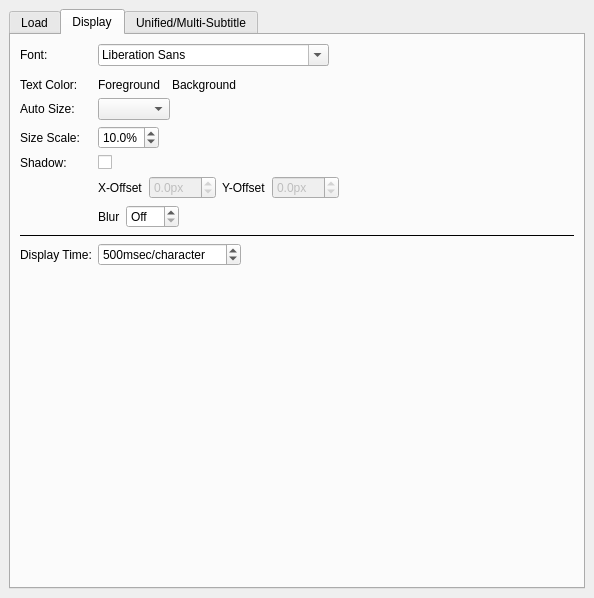
The window that src/cmplayer/ui/pref_widget.ui (bylee20/cmplayer-kldp.net) describes before a commit, drawn with Qt 5.
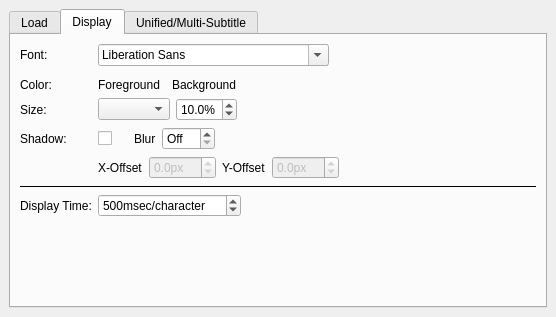
The same window after the commit. The open tabs and pages were chosen to show the change. Icons and pictures are not drawn. Custom widgets are drawn as their Qt base class.

```diff
--- a/src/cmplayer/ui/pref_widget.ui
+++ b/src/cmplayer/ui/pref_widget.ui
@@ -6,8 +6,8 @@
    <rect>
     <x>0</x>
     <y>0</y>
-    <width>594</width>
-    <height>598</height>
+    <width>556</width>
+    <height>317</height>
    </rect>
   </property>
   <property name="windowTitle">
@@ -556,7 +556,7 @@
           <attribute name="title">
            <string>Display</string>
           </attribute>
-          <layout class="QHBoxLayout" name="horizontalLayout_17">
+          <layout class="QHBoxLayout" name="horizontalLayout_7">
            <item>
             <layout class="QFormLayout" name="formLayout_3">
              <property name="fieldGrowthPolicy">
@@ -578,7 +578,7 @@
              <item row="2" column="0">
               <widget class="QLabel" name="label_3">
                <property name="text">
-                <string>Text Color:</string>
+                <string>Color:</string>
                </property>
               </widget>
              </item>
@@ -609,25 +609,20 @@
              <item row="3" column="0">
               <widget class="QLabel" name="label_21">
                <property name="text">
-                <string>Auto Size:</string>
+                <string>Size:</string>
                </property>
               </widget>
              </item>
              <item row="3" column="1">
+              <layout class="QHBoxLayout" name="horizontalLayout_17">
+               <item>
               <widget class="QComboBox" name="sub_auto_size">
                <property name="sizeAdjustPolicy">
                 <enum>QComboBox::AdjustToContents</enum>
                </property>
               </widget>
              </item>
-             <item row="4" column="0">
-              <widget class="QLabel" name="label_22">
-               <property name="text">
-                <string>Size Scale:</string>
-               </property>
-              </widget>
-             </item>
-             <item row="4" column="1">
+               <item>
               <widget class="QDoubleSpinBox" name="sub_size_scale">
                <property name="accelerated">
                 <bool>true</bool>
@@ -649,14 +644,16 @@
                </property>
               </widget>
              </item>
-             <item row="5" column="0">
+              </layout>
+             </item>
+             <item row="4" column="0">
               <widget class="QLabel" name="label_6">
                <property name="text">
                 <string>Shadow:</string>
                </property>
               </widget>
              </item>
-             <item row="6" column="1">
+             <item row="5" column="1">
               <layout class="QHBoxLayout" name="horizontalLayout_10">
                <item>
                 <widget class="QLabel" name="label_8">
@@ -718,28 +715,7 @@
                </item>
               </layout>
              </item>
-             <item row="7" column="1">
-              <layout class="QHBoxLayout" name="horizontalLayout_7">
-               <item>
-                <widget class="QLabel" name="label_24">
-                 <property name="text">
-                  <string>Blur</string>
-                 </property>
-                </widget>
-               </item>
-               <item>
-                <widget class="QSpinBox" name="sub_shadow_blur">
-                 <property name="specialValueText">
-                  <string>Off</string>
-                 </property>
-                 <property name="suffix">
-                  <string notr="true">px</string>
-                 </property>
-                </widget>
-               </item>
-              </layout>
-             </item>
-             <item row="8" column="0" colspan="2">
+             <item row="6" column="0" colspan="2">
               <widget class="Line" name="line_10">
                <property name="frameShadow">
                 <enum>QFrame::Plain</enum>
@@ -749,14 +725,14 @@
                </property>
               </widget>
              </item>
-             <item row="10" column="0">
+             <item row="8" column="0">
               <widget class="QLabel" name="aLabel_6">
                <property name="text">
                 <string>Display Time:</string>
                </property>
               </widget>
              </item>
-             <item row="10" column="1">
+             <item row="8" column="1">
               <widget class="QSpinBox" name="msPerChar">
                <property name="toolTip">
                 <string>Next value will be used to calculate the end time of a subtitle line when it is not specified by subtitle file.</string>
@@ -784,7 +760,7 @@
                </property>
               </widget>
              </item>
-             <item row="5" column="1">
+             <item row="4" column="1">
               <layout class="QHBoxLayout" name="horizontalLayout_16">
                <item>
                 <widget class="QCheckBox" name="sub_has_shadow">
@@ -806,6 +782,23 @@
                  </property>
                 </widget>
                </item>
+               <item>
+                <widget class="QLabel" name="label_24">
+                 <property name="text">
+                  <string>Blur</string>
+                 </property>
+                </widget>
+               </item>
+               <item>
+                <widget class="QSpinBox" name="sub_shadow_blur">
+                 <property name="specialValueText">
+                  <string>Off</string>
+                 </property>
+                 <property name="suffix">
+                  <string notr="true">px</string>
+                 </property>
+                </widget>
+               </item>
               </layout>
              </item>
             </layout>
```
Lines whose indentation alone changed are shown as unchanged.
